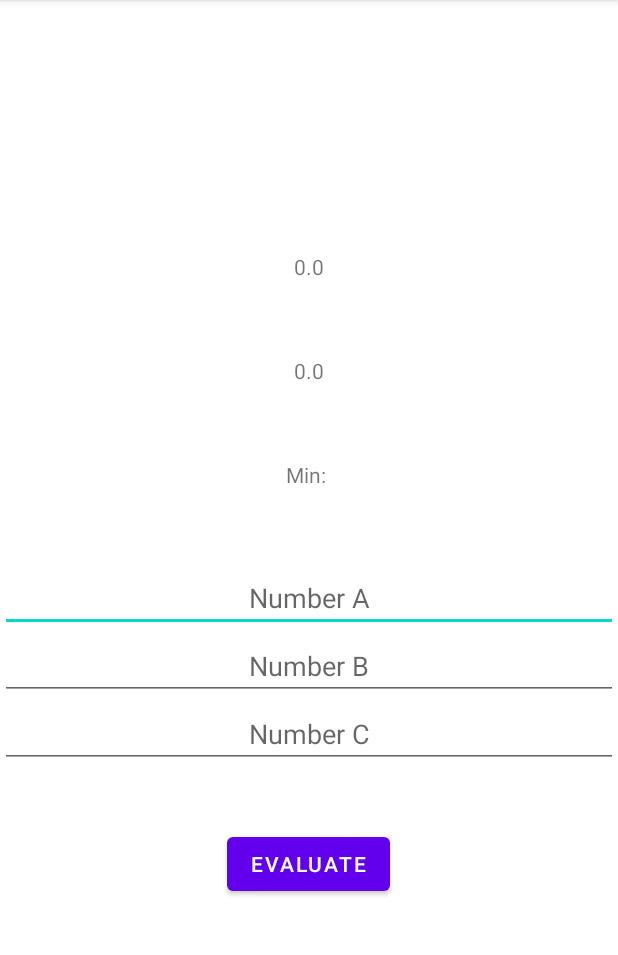
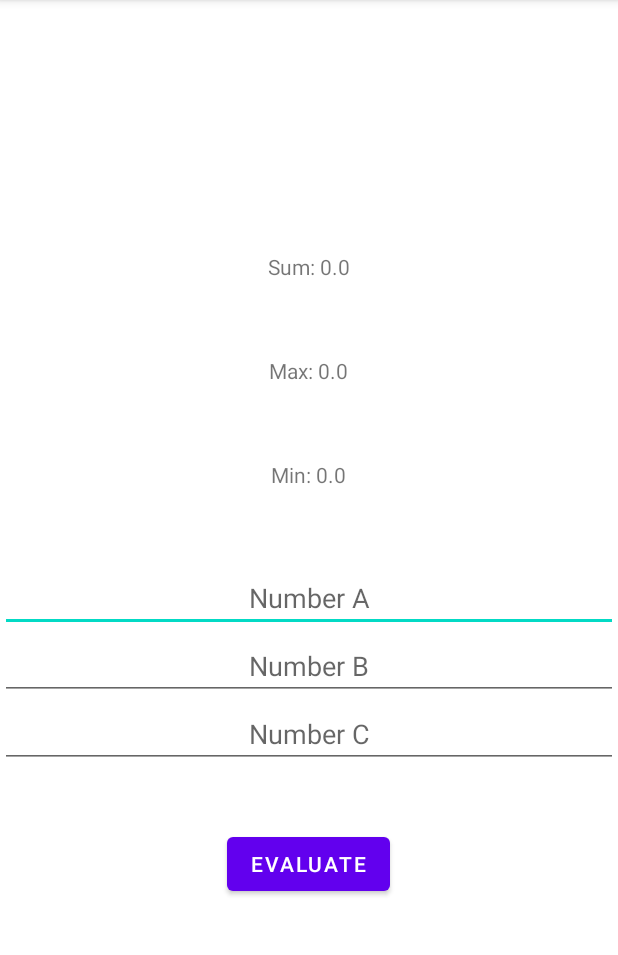
Before and after one commit to DucTrung1802/Android, an Android app: the screen it shows after launch (MainActivity), after a tap on "EVALUATE", on a phone screen of 412 x 824 dp, the part 84-1039 px from its top. Run offline under Robolectric (Android 15) with nearby library versions, the phone set to English and light mode, and no system bars; 3 statements that could not run were skipped.

Commit message:
#9 pass exercise EventHandler

```diff
--- a/Projects/EventHandler/app/src/main/java/com/example/eventhandler/MainActivity.java
+++ b/Projects/EventHandler/app/src/main/java/com/example/eventhandler/MainActivity.java
@@ -65,9 +65,9 @@ public class MainActivity extends AppCompatActivity {
                 numberArray.add(numberB);
                 numberArray.add(numberC);
 
-                tvSum.setText(String.valueOf(calculateSum(numberA, numberB, numberC)));
-                tvMax.setText(String.valueOf(maxValue(numberArray)));
-                tvMax.setText(String.valueOf(minValue(numberArray)));
+                tvSum.setText("Sum: " + String.valueOf(calculateSum(numberA, numberB, numberC)));
+                tvMax.setText("Max: " + String.valueOf(maxValue(numberArray)));
+                tvMin.setText("Min: " + String.valueOf(minValue(numberArray)));
             }
         });
     }
```
